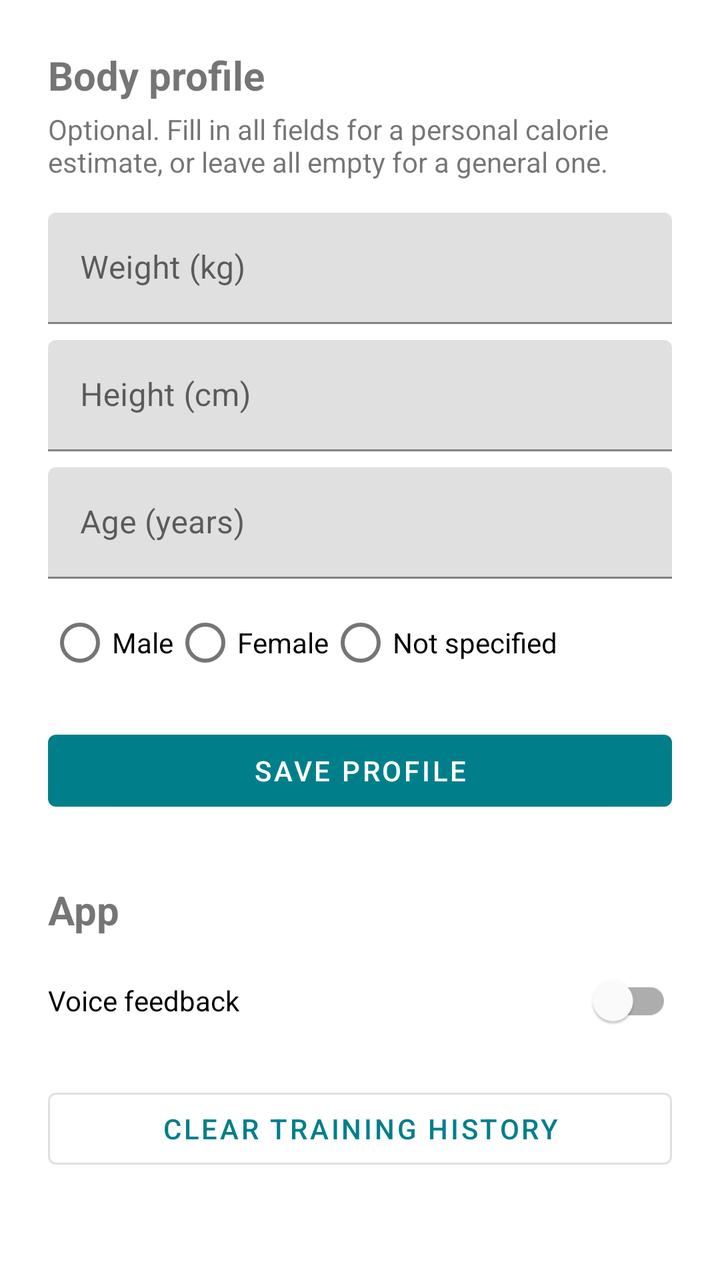
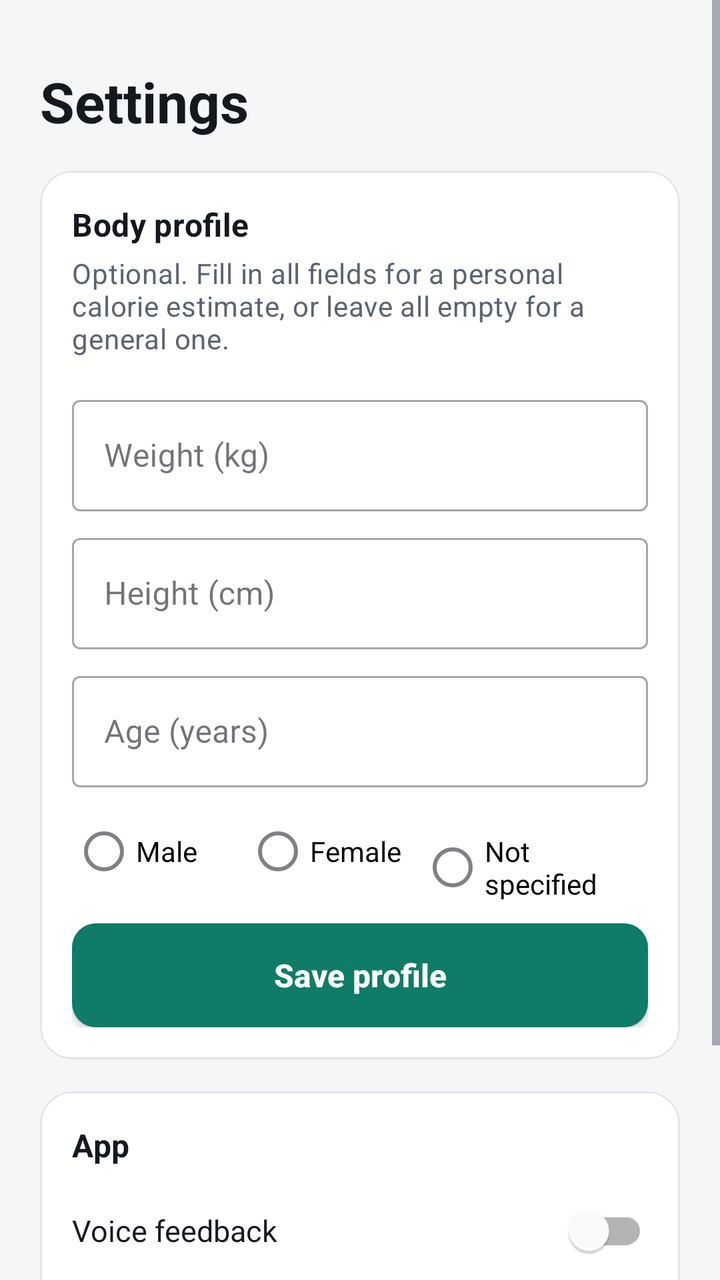

Two renders of the same Android screen: before a commit and after it. Below are the layout's source before the change and the commit's diff.
<!-- AndroidManifest.xml: application theme AppTheme -->
<!-- res/layout/fragment_settings.xml -->
<?xml version="1.0" encoding="utf-8"?>
<ScrollView xmlns:android="http://schemas.android.com/apk/res/android"
    android:layout_width="match_parent"
    android:layout_height="match_parent"
    android:background="@android:color/white">

    <LinearLayout
        android:layout_width="match_parent"
        android:layout_height="wrap_content"
        android:orientation="vertical"
        android:padding="24dp">

        <TextView
            android:layout_width="wrap_content"
            android:layout_height="wrap_content"
            android:text="@string/settings_profile"
            android:textSize="20sp"
            android:textStyle="bold" />

        <TextView
            android:layout_width="wrap_content"
            android:layout_height="wrap_content"
            android:layout_marginTop="4dp"
            android:text="@string/settings_profile_hint" />

        <com.google.android.material.textfield.TextInputLayout
            android:id="@+id/weight_layout"
            android:layout_width="match_parent"
            android:layout_height="wrap_content"
            android:layout_marginTop="16dp"
            android:hint="@string/settings_weight">

            <com.google.android.material.textfield.TextInputEditText
                android:id="@+id/weight_input"
                android:layout_width="match_parent"
                android:layout_height="wrap_content"
                android:inputType="numberDecimal" />
        </com.google.android.material.textfield.TextInputLayout>

        <com.google.android.material.textfield.TextInputLayout
            android:id="@+id/height_layout"
            android:layout_width="match_parent"
            android:layout_height="wrap_content"
            android:layout_marginTop="8dp"
            android:hint="@string/settings_height">

            <com.google.android.material.textfield.TextInputEditText
                android:id="@+id/height_input"
                android:layout_width="match_parent"
                android:layout_height="wrap_content"
                android:inputType="numberDecimal" />
        </com.google.android.material.textfield.TextInputLayout>

        <com.google.android.material.textfield.TextInputLayout
            android:id="@+id/age_layout"
            android:layout_width="match_parent"
            android:layout_height="wrap_content"
            android:layout_marginTop="8dp"
            android:hint="@string/settings_age">

            <com.google.android.material.textfield.TextInputEditText
                android:id="@+id/age_input"
                android:layout_width="match_parent"
                android:layout_height="wrap_content"
                android:inputType="number" />
        </com.google.android.material.textfield.TextInputLayout>

        <RadioGroup
            android:id="@+id/sex_group"
            android:layout_width="match_parent"
            android:layout_height="wrap_content"
            android:layout_marginTop="8dp"
            android:orientation="horizontal">

            <RadioButton
                android:id="@+id/sex_male"
                android:layout_width="wrap_content"
                android:layout_height="wrap_content"
                android:text="@string/settings_sex_male" />

            <RadioButton
                android:id="@+id/sex_female"
                android:layout_width="wrap_content"
                android:layout_height="wrap_content"
                android:text="@string/settings_sex_female" />

            <RadioButton
                android:id="@+id/sex_unset"
                android:layout_width="wrap_content"
                android:layout_height="wrap_content"
                android:text="@string/settings_sex_unset" />
        </RadioGroup>

        <com.google.android.material.button.MaterialButton
            android:id="@+id/save_profile_button"
            android:layout_width="match_parent"
            android:layout_height="wrap_content"
            android:layout_marginTop="16dp"
            android:text="@string/settings_save" />

        <TextView
            android:layout_width="wrap_content"
            android:layout_height="wrap_content"
            android:layout_marginTop="32dp"
            android:text="@string/settings_app"
            android:textSize="20sp"
            android:textStyle="bold" />

        <com.google.android.material.switchmaterial.SwitchMaterial
            android:id="@+id/voice_switch"
            android:layout_width="match_parent"
            android:layout_height="wrap_content"
            android:layout_marginTop="8dp"
            android:text="@string/settings_voice" />

        <com.google.android.material.button.MaterialButton
            android:id="@+id/clear_history_button"
            style="@style/Widget.MaterialComponents.Button.OutlinedButton"
            android:layout_width="match_parent"
            android:layout_height="wrap_content"
            android:layout_marginTop="16dp"
            android:text="@string/settings_clear_history" />
    </LinearLayout>
</ScrollView>
<!-- resources referenced by this layout -->
<resources>
  <style name="AppTheme" parent="Theme.MaterialComponents.Light.NoActionBar">
          
          <item name="colorPrimary">@color/mp_color_primary</item>
          <item name="colorPrimaryVariant">@color/mp_color_primary_variant</item>
          <item name="colorPrimaryDark">@color/mp_color_primary_dark</item>
          
          <item name="colorSecondary">@color/mp_color_secondary</item>
          <item name="colorSecondaryVariant">@color/mp_color_secondary_variant</item>
          <item name="colorError">@color/mp_color_error</item>
          
          <item name="android:statusBarColor">?attr/colorPrimary</item>
          
      </style>
  <color name="mp_color_primary">#007F8B</color>
  <color name="mp_color_primary_variant">#12B5CB</color>
  <color name="mp_color_primary_dark">#00676D</color>
  <color name="mp_color_secondary">#FBBC04</color>
  <color name="mp_color_secondary_variant">#F9AB00</color>
  <color name="mp_color_error">#B00020</color>
  <!-- unchanged entries left out for length: 12 -->
</resources>

<!-- the commit's change to res/layout/fragment_settings.xml (unified diff, before → after) -->
@@ -2,123 +2,171 @@
 <ScrollView xmlns:android="http://schemas.android.com/apk/res/android"
     android:layout_width="match_parent"
     android:layout_height="match_parent"
-    android:background="@android:color/white">
+    android:background="@color/ground">
 
     <LinearLayout
         android:layout_width="match_parent"
         android:layout_height="wrap_content"
         android:orientation="vertical"
-        android:padding="24dp">
+        android:paddingStart="20dp"
+        android:paddingTop="32dp"
+        android:paddingEnd="20dp"
+        android:paddingBottom="24dp">
 
         <TextView
             android:layout_width="wrap_content"
             android:layout_height="wrap_content"
-            android:text="@string/settings_profile"
-            android:textSize="20sp"
-            android:textStyle="bold" />
+            android:text="@string/settings"
+            android:textAppearance="@style/TextAppearance.FormAnalyzer.Title" />
+
+        <com.google.android.material.card.MaterialCardView
+            android:layout_width="match_parent"
+            android:layout_height="wrap_content"
+            android:layout_marginTop="16dp">
+
+            <LinearLayout
+                android:layout_width="match_parent"
+                android:layout_height="wrap_content"
+                android:orientation="vertical"
+                android:padding="16dp">
+
+                <TextView
+                    android:layout_width="wrap_content"
+                    android:layout_height="wrap_content"
+                    android:text="@string/settings_profile"
+                    android:textAppearance="@style/TextAppearance.FormAnalyzer.Section" />
+
+                <TextView
+                    android:layout_width="wrap_content"
+                    android:layout_height="wrap_content"
+                    android:layout_marginTop="4dp"
+                    android:text="@string/settings_profile_hint"
+                    android:textAppearance="@style/TextAppearance.FormAnalyzer.Secondary" />
+
+                <com.google.android.material.textfield.TextInputLayout
+                    android:id="@+id/weight_layout"
+                    android:layout_width="match_parent"
+                    android:layout_height="wrap_content"
+                    android:layout_marginTop="16dp"
+                    android:hint="@string/settings_weight">
+
+                    <com.google.android.material.textfield.TextInputEditText
+                        android:id="@+id/weight_input"
+                        android:layout_width="match_parent"
+                        android:layout_height="wrap_content"
+                        android:inputType="numberDecimal" />
+                </com.google.android.material.textfield.TextInputLayout>
+
+                <com.google.android.material.textfield.TextInputLayout
+                    android:id="@+id/height_layout"
+                    android:layout_width="match_parent"
+                    android:layout_height="wrap_content"
+                    android:layout_marginTop="8dp"
+                    android:hint="@string/settings_height">
+
+                    <com.google.android.material.textfield.TextInputEditText
+                        android:id="@+id/height_input"
+                        android:layout_width="match_parent"
+                        android:layout_height="wrap_content"
+                        android:inputType="numberDecimal" />
+                </com.google.android.material.textfield.TextInputLayout>
+
+                <com.google.android.material.textfield.TextInputLayout
+                    android:id="@+id/age_layout"
+                    android:layout_width="match_parent"
+                    android:layout_height="wrap_content"
+                    android:layout_marginTop="8dp"
+                    android:hint="@string/settings_age">
+
+                    <com.google.android.material.textfield.TextInputEditText
+                        android:id="@+id/age_input"
+                        android:layout_width="match_parent"
+                        android:layout_height="wrap_content"
+                        android:inputType="number" />
+                </com.google.android.material.textfield.TextInputLayout>
+
+                <RadioGroup
+                    android:id="@+id/sex_group"
+                    android:layout_width="match_parent"
+                    android:layout_height="wrap_content"
+                    android:layout_marginTop="8dp"
+                    android:orientation="horizontal">
+
+                    <RadioButton
+                        android:id="@+id/sex_male"
+                        android:layout_width="0dp"
+                        android:layout_height="wrap_content"
+                        android:layout_weight="1"
+                        android:text="@string/settings_sex_male" />
+
+                    <RadioButton
+                        android:id="@+id/sex_female"
+                        android:layout_width="0dp"
+                        android:layout_height="wrap_content"
+                        android:layout_weight="1"
+                        android:text="@string/settings_sex_female" />
+
+                    <RadioButton
+                        android:id="@+id/sex_unset"
+                        android:layout_width="0dp"
+                        android:layout_height="wrap_content"
+                        android:layout_weight="1.3"
+                        android:text="@string/settings_sex_unset" />
+                </RadioGroup>
+
+                <com.google.android.material.button.MaterialButton
+                    android:id="@+id/save_profile_button"
+                    android:layout_width="match_parent"
+                    android:layout_height="wrap_content"
+                    android:layout_marginTop="12dp"
+                    android:text="@string/settings_save" />
+            </LinearLayout>
+        </com.google.android.material.card.MaterialCardView>
+
+        <com.google.android.material.card.MaterialCardView
+            android:layout_width="match_parent"
+            android:layout_height="wrap_content"
+            android:layout_marginTop="16dp">
+
+            <LinearLayout
+                android:layout_width="match_parent"
+                android:layout_height="wrap_content"
+                android:orientation="vertical"
+                android:padding="16dp">
+
+                <TextView
+                    android:layout_width="wrap_content"
+                    android:layout_height="wrap_content"
+                    android:text="@string/settings_app"
+                    android:textAppearance="@style/TextAppearance.FormAnalyzer.Section" />
+
+                <com.google.android.material.switchmaterial.SwitchMaterial
+                    android:id="@+id/voice_switch"
+                    android:layout_width="match_parent"
+                    android:layout_height="wrap_content"
+                    android:layout_marginTop="8dp"
+                    android:minHeight="48dp"
+                    android:text="@string/settings_voice"
+                    android:textColor="@color/text_primary"
+                    android:textSize="15sp" />
+
+                <com.google.android.material.button.MaterialButton
+                    android:id="@+id/clear_history_button"
+                    style="@style/Widget.FormAnalyzer.Button.Danger"
+                    android:layout_width="match_parent"
+                    android:layout_height="wrap_content"
+                    android:layout_marginTop="12dp"
+                    android:text="@string/settings_clear_history" />
+            </LinearLayout>
+        </com.google.android.material.card.MaterialCardView>
 
         <TextView
-            android:layout_width="wrap_content"
-            android:layout_height="wrap_content"
-            android:layout_marginTop="4dp"
-            android:text="@string/settings_profile_hint" />
-
-        <com.google.android.material.textfield.TextInputLayout
-            android:id="@+id/weight_layout"
             android:layout_width="match_parent"
             android:layout_height="wrap_content"
-            android:layout_marginTop="16dp"
-            android:hint="@string/settings_weight">
-
-            <com.google.android.material.textfield.TextInputEditText
-                android:id="@+id/weight_input"
-                android:layout_width="match_parent"
-                android:layout_height="wrap_content"
-                android:inputType="numberDecimal" />
-        </com.google.android.material.textfield.TextInputLayout>
-
-        <com.google.android.material.textfield.TextInputLayout
-            android:id="@+id/height_layout"
-            android:layout_width="match_parent"
-            android:layout_height="wrap_content"
-            android:layout_marginTop="8dp"
-            android:hint="@string/settings_height">
-
-            <com.google.android.material.textfield.TextInputEditText
-                android:id="@+id/height_input"
-                android:layout_width="match_parent"
-                android:layout_height="wrap_content"
-                android:inputType="numberDecimal" />
-        </com.google.android.material.textfield.TextInputLayout>
-
-        <com.google.android.material.textfield.TextInputLayout
-            android:id="@+id/age_layout"
-            android:layout_width="match_parent"
-            android:layout_height="wrap_content"
-            android:layout_marginTop="8dp"
-            android:hint="@string/settings_age">
-
-            <com.google.android.material.textfield.TextInputEditText
-                android:id="@+id/age_input"
-                android:layout_width="match_parent"
-                android:layout_height="wrap_content"
-                android:inputType="number" />
-        </com.google.android.material.textfield.TextInputLayout>
-
-        <RadioGroup
-            android:id="@+id/sex_group"
-            android:layout_width="match_parent"
-            android:layout_height="wrap_content"
-            android:layout_marginTop="8dp"
-            android:orientation="horizontal">
-
-            <RadioButton
-                android:id="@+id/sex_male"
-                android:layout_width="wrap_content"
-                android:layout_height="wrap_content"
-                android:text="@string/settings_sex_male" />
-
-            <RadioButton
-                android:id="@+id/sex_female"
-                android:layout_width="wrap_content"
-                android:layout_height="wrap_content"
-                android:text="@string/settings_sex_female" />
-
-            <RadioButton
-                android:id="@+id/sex_unset"
-                android:layout_width="wrap_content"
-                android:layout_height="wrap_content"
-                android:text="@string/settings_sex_unset" />
-        </RadioGroup>
-
-        <com.google.android.material.button.MaterialButton
-            android:id="@+id/save_profile_button"
-            android:layout_width="match_parent"
-            android:layout_height="wrap_content"
-            android:layout_marginTop="16dp"
-            android:text="@string/settings_save" />
-
-        <TextView
-            android:layout_width="wrap_content"
-            android:layout_height="wrap_content"
-            android:layout_marginTop="32dp"
-            android:text="@string/settings_app"
-            android:textSize="20sp"
-            android:textStyle="bold" />
-
-        <com.google.android.material.switchmaterial.SwitchMaterial
-            android:id="@+id/voice_switch"
-            android:layout_width="match_parent"
-            android:layout_height="wrap_content"
-            android:layout_marginTop="8dp"
-            android:text="@string/settings_voice" />
-
-        <com.google.android.material.button.MaterialButton
-            android:id="@+id/clear_history_button"
-            style="@style/Widget.MaterialComponents.Button.OutlinedButton"
-            android:layout_width="match_parent"
-            android:layout_height="wrap_content"
-            android:layout_marginTop="16dp"
-            android:text="@string/settings_clear_history" />
+            android:layout_marginTop="24dp"
+            android:gravity="center"
+            android:text="@string/settings_footer"
+            android:textColor="@color/text_secondary"
+            android:textSize="12sp" />
     </LinearLayout>
 </ScrollView>
<!-- resource entries referenced after the edit -->
@@ -1,24 +1,87 @@
 <!-- resources referenced by this layout -->
 <resources>
+  <color name="ground">#F5F6F8</color>
+  <color name="text_primary">#14181F</color>
+  <color name="text_secondary">#5B6472</color>
+  <string name="settings">Settings</string>
+  <string name="settings_footer">Pose estimation: MediaPipe Pose Landmarker</string>
+  <style name="TextAppearance.FormAnalyzer.Secondary" parent="TextAppearance.MaterialComponents.Body2">
+          <item name="android:textSize">14sp</item>
+          <item name="android:textColor">@color/text_secondary</item>
+      </style>
+  <style name="TextAppearance.FormAnalyzer.Section" parent="TextAppearance.MaterialComponents.Subtitle1">
+          <item name="android:textSize">16sp</item>
+          <item name="android:textStyle">bold</item>
+          <item name="android:textColor">@color/text_primary</item>
+      </style>
+  <style name="TextAppearance.FormAnalyzer.Title" parent="TextAppearance.MaterialComponents.Headline5">
+          <item name="android:textSize">28sp</item>
+          <item name="android:textStyle">bold</item>
+          <item name="android:textColor">@color/text_primary</item>
+      </style>
+  <style name="Widget.FormAnalyzer.Button.Danger" parent="Widget.FormAnalyzer.Button.Outlined">
+          <item name="android:textColor">@color/warning_dark</item>
+          <item name="strokeColor">@color/warning</item>
+      </style>
   <style name="AppTheme" parent="Theme.MaterialComponents.Light.NoActionBar">
-          
-          <item name="colorPrimary">@color/mp_color_primary</item>
-          <item name="colorPrimaryVariant">@color/mp_color_primary_variant</item>
-          <item name="colorPrimaryDark">@color/mp_color_primary_dark</item>
-          
-          <item name="colorSecondary">@color/mp_color_secondary</item>
-          <item name="colorSecondaryVariant">@color/mp_color_secondary_variant</item>
-          <item name="colorError">@color/mp_color_error</item>
-          
-          <item name="android:statusBarColor">?attr/colorPrimary</item>
-          
+          <item name="colorPrimary">@color/brand</item>
+          <item name="colorPrimaryVariant">@color/brand_dark</item>
+          <item name="colorPrimaryDark">@color/brand_dark</item>
+          <item name="colorOnPrimary">@android:color/white</item>
+          <item name="colorSecondary">@color/brand</item>
+          <item name="colorSecondaryVariant">@color/brand_dark</item>
+          <item name="colorOnSecondary">@android:color/white</item>
+          <item name="colorError">@color/warning</item>
+          <item name="colorSurface">@color/surface</item>
+          <item name="colorOnSurface">@color/text_primary</item>
+          <item name="android:colorBackground">@color/ground</item>
+          <item name="android:windowBackground">@color/ground</item>
+          <item name="android:textColorPrimary">@color/text_primary</item>
+          <item name="android:textColorSecondary">@color/text_secondary</item>
+          <item name="android:statusBarColor">@color/ground</item>
+          <item name="android:windowLightStatusBar">true</item>
+          <item name="materialButtonStyle">@style/Widget.FormAnalyzer.Button</item>
+          <item name="materialButtonOutlinedStyle">@style/Widget.FormAnalyzer.Button.Outlined</item>
+          <item name="materialCardViewStyle">@style/Widget.FormAnalyzer.Card</item>
+          <item name="textInputStyle">@style/Widget.MaterialComponents.TextInputLayout.OutlinedBox</item>
       </style>
-  <color name="mp_color_primary">#007F8B</color>
-  <color name="mp_color_primary_variant">#12B5CB</color>
-  <color name="mp_color_primary_dark">#00676D</color>
-  <color name="mp_color_secondary">#FBBC04</color>
-  <color name="mp_color_secondary_variant">#F9AB00</color>
-  <color name="mp_color_error">#B00020</color>
+  <style name="Widget.FormAnalyzer.Button.Outlined" parent="Widget.MaterialComponents.Button.OutlinedButton">
+          <item name="android:minHeight">52dp</item>
+          <item name="android:insetTop">0dp</item>
+          <item name="android:insetBottom">0dp</item>
+          <item name="cornerRadius">12dp</item>
+          <item name="android:textAllCaps">false</item>
+          <item name="android:textSize">16sp</item>
+          <item name="android:textStyle">bold</item>
+          <item name="android:letterSpacing">0</item>
+          <item name="android:textColor">@color/text_primary</item>
+          <item name="strokeColor">@color/border_strong</item>
+          <item name="backgroundTint">@color/surface</item>
+      </style>
+  <color name="warning_dark">#8A3A07</color>
+  <color name="warning">#B54708</color>
+  <color name="brand">#0E7C66</color>
+  <color name="brand_dark">#0A5C4C</color>
+  <color name="surface">#FFFFFF</color>
+  <style name="Widget.FormAnalyzer.Button" parent="Widget.MaterialComponents.Button">
+          <item name="android:minHeight">52dp</item>
+          <item name="android:insetTop">0dp</item>
+          <item name="android:insetBottom">0dp</item>
+          <item name="cornerRadius">12dp</item>
+          <item name="android:textAllCaps">false</item>
+          <item name="android:textSize">16sp</item>
+          <item name="android:textStyle">bold</item>
+          <item name="android:letterSpacing">0</item>
+      </style>
+  <style name="Widget.FormAnalyzer.Card" parent="Widget.MaterialComponents.CardView">
+          <item name="cardCornerRadius">16dp</item>
+          <item name="cardElevation">0dp</item>
+          <item name="strokeColor">@color/border</item>
+          <item name="strokeWidth">1dp</item>
+          <item name="cardBackgroundColor">@color/surface</item>
+      </style>
+  <color name="border_strong">#C9CED6</color>
+  <color name="border">#E2E5EA</color>
   <!-- unchanged entries left out for length: 12 -->
 </resources>
 
